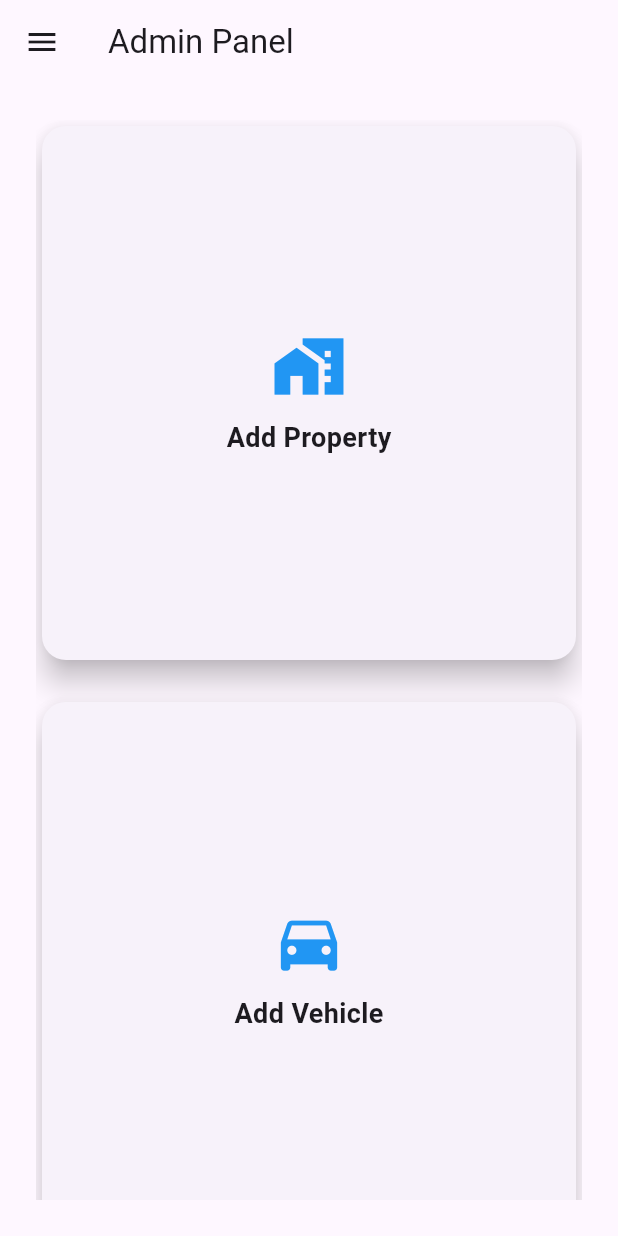
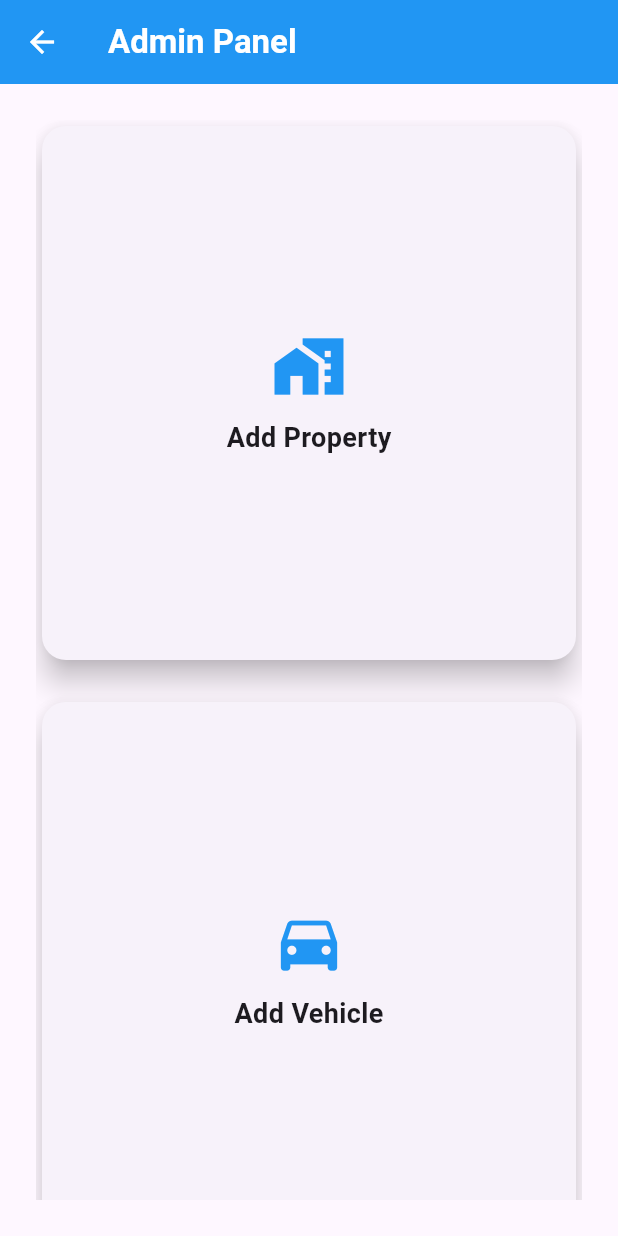
Before and after one commit to samarthpatel2005/Trexo_Frontend, a Flutter app: the SellDashboard screen opened directly, on a phone screen of 412 x 824 dp. Run offline on Flutter 3.47's test engine with Material 3 defaults, Android fonts, the phone set to English and light mode, and no system bars; our stand-ins replace carousel_slider, fluttertoast, shared_preferences; accounts and stored records are empty.

Commit message:
Update sell_dashboard.dart

```diff
--- a/lib/screen/sell_dashboard.dart
+++ b/lib/screen/sell_dashboard.dart
@@ -1,5 +1,4 @@
 import 'package:flutter/material.dart';
-import 'package:trexo/screen/home_screen.dart';
 import 'package:trexo/widget/admin_drawer.dart';
 
 import 'add_property_screen.dart';
@@ -12,7 +11,14 @@ class SellDashboard extends StatelessWidget {
   Widget build(BuildContext context) {
     return Scaffold(
       appBar: AppBar(
-        title: const Text('Admin Panel'),
+        leading: IconButton(
+          icon: const Icon(Icons.arrow_back,color: Colors.white,),
+          onPressed: () {
+            Navigator.popUntil(context, ModalRoute.withName('/home'));
+          },
+        ),
+        title: const Text('Admin Panel',style: TextStyle(fontWeight: FontWeight.bold,color: Colors.white)),
+        backgroundColor: Colors.blue,
       ),
       drawer: const AdminDrawer(),
       body: Padding(
```
